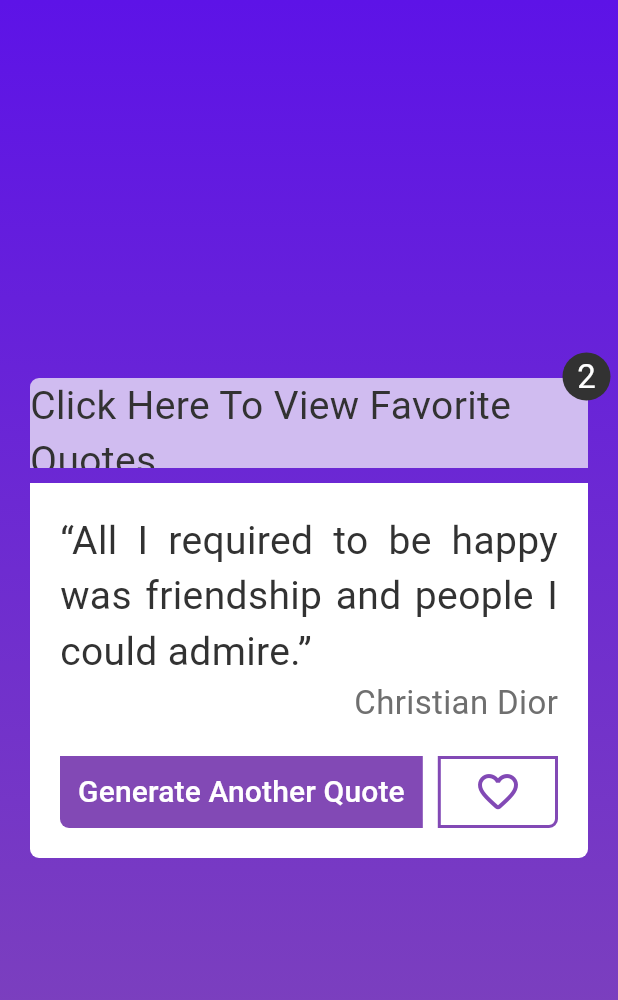
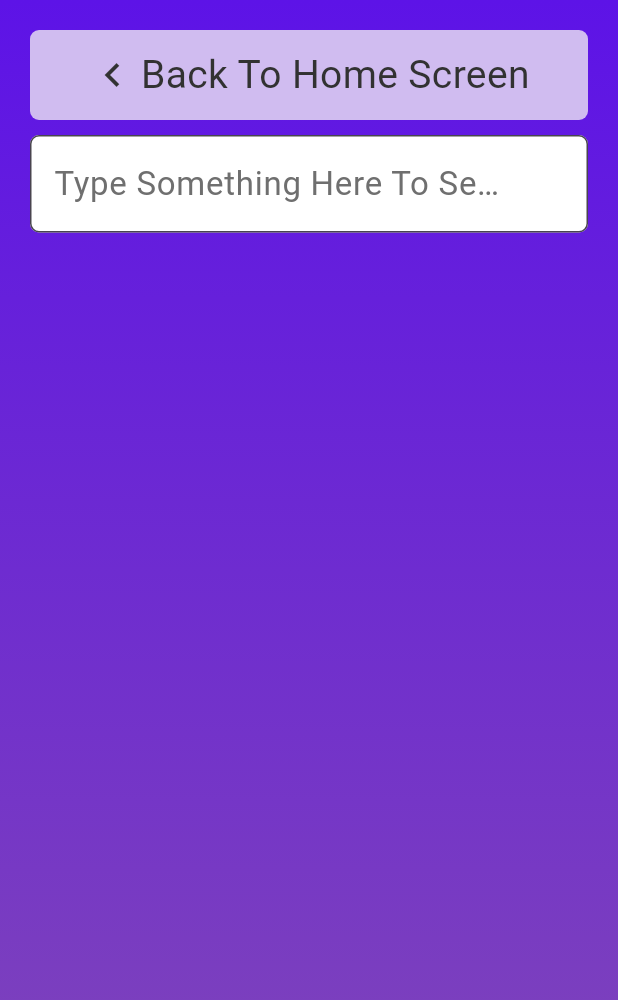
Before and after one commit to RehamIssa/quotes_generator_app, a Flutter app: the screen it shows after launch, after a tap on "Click Here To View Favorite Quotes", on a phone screen of 412 x 824 dp. Shown: the top 1000 px of the screen. Run offline on Flutter 3.47's test engine with Material 3 defaults, Android fonts, the phone set to English and light mode, and no system bars; our stand-ins replace font_awesome_flutter, gap, google_fonts.

Commit message:
searching bar in the favorite view done

```diff
--- /dev/null
+++ b/lib/features/home/presentation/views/favorite_view.dart
@@ -0,0 +1,14 @@
+import 'package:flutter/material.dart';
+import 'package:quotes_generator_app/features/home/presentation/views/widgets/custom_background.dart';
+import 'package:quotes_generator_app/features/home/presentation/views/widgets/favorite_view_body.dart';
+
+class FavoriteView extends StatelessWidget {
+  const FavoriteView({super.key});
+
+  @override
+  Widget build(BuildContext context) {
+    return Scaffold(
+      body: SafeArea(child: CustomBackground(bodyWidget: FavoriteViewBody())),
+    );
+  }
+}
--- /dev/null
+++ b/lib/features/home/presentation/views/widgets/back_to_home_view_button.dart
@@ -0,0 +1,43 @@
+import 'package:flutter/material.dart';
+import 'package:gap/gap.dart';
+import 'package:quotes_generator_app/core/utils/color_styles.dart';
+import 'package:quotes_generator_app/core/utils/font_styles.dart';
+
+
+class BackToHomeViewButton extends StatelessWidget {
+  const BackToHomeViewButton({
+    super.key,
+  });
+
+  @override
+  Widget build(BuildContext context) {
+    return GestureDetector(
+      onTap: () {},
+      child: Container(
+        height: 60,
+        width: double.infinity,
+        decoration: BoxDecoration(
+          color: ColorStyles.secondaryColor,
+          borderRadius: BorderRadius.circular(6),
+        ),
+        child: Center(
+          child: Row(
+            mainAxisAlignment: MainAxisAlignment.center,
+            children: [
+              Icon(
+                Icons.chevron_left_outlined,
+                color: ColorStyles.primaryFontColor,
+                size: 32,
+              ),
+             const Gap(3),
+              const Text(
+                'Back To Home Screen',
+                style: FontStyles.fontStyle26,
+              ),
+            ],
+          ),
+        ),
+      ),
+    );
+  }
+}
--- /dev/null
+++ b/lib/features/home/presentation/views/widgets/custom_text_field.dart
@@ -0,0 +1,69 @@
+import 'package:flutter/material.dart';
+import 'package:font_awesome_flutter/font_awesome_flutter.dart';
+import 'package:quotes_generator_app/core/utils/color_styles.dart';
+import 'package:quotes_generator_app/core/utils/font_styles.dart';
+
+class CustomTextField extends StatefulWidget {
+  const CustomTextField({super.key});
+
+  @override
+  State<CustomTextField> createState() => _CustomTextFieldState();
+}
+
+class _CustomTextFieldState extends State<CustomTextField> {
+  final TextEditingController textController = TextEditingController();
+  bool showClearIcon = false;
+  @override
+  void initState() {
+    super.initState();
+    textController.addListener(updateClearIconVisibility);
+  }
+
+  @override
+  void dispose() {
+    textController.dispose();
+    super.dispose();
+  }
+
+  void updateClearIconVisibility() {
+    final bool hasText = textController.text.isNotEmpty;
+    // Only update state if the visibility actually changes to avoid unnecessary rebuilds
+    if (showClearIcon != hasText) {
+      setState(() {
+        showClearIcon = hasText;
+      });
+    }
+  }
+
+  @override
+  Widget build(BuildContext context) {
+    return TextFormField(
+      style: FontStyles.fontStyle22.copyWith(
+        color: ColorStyles.primaryFontColor,
+      ),
+      controller: textController,
+      decoration: InputDecoration(
+        hintText: 'Type Something Here To Search..',
+        hintStyle: FontStyles.fontStyle22,
+        filled: true,
+        fillColor: Colors.white,
+        border: OutlineInputBorder(borderRadius: BorderRadius.circular(6)),
+        suffixIcon: Padding(
+          padding: const EdgeInsets.all(8.0),
+          child: showClearIcon
+              ? IconButton(
+                  onPressed: () {
+                    textController.clear();
+                  },
+                  icon: FaIcon(
+                    FontAwesomeIcons.circleXmark,
+                    color: ColorStyles.secondaryFontColor,
+                    size: 24,
+                  ),
+                )
+              : null,
+        ),
+      ),
+    );
+  }
+}
--- a/lib/features/home/presentation/views/widgets/favorite_quotes_button.dart
+++ b/lib/features/home/presentation/views/widgets/favorite_quotes_button.dart
@@ -1,6 +1,7 @@
 import 'package:flutter/material.dart';
 import 'package:quotes_generator_app/core/utils/color_styles.dart';
 import 'package:quotes_generator_app/core/utils/font_styles.dart';
+import 'package:quotes_generator_app/features/home/presentation/views/favorite_view.dart';
 
 class ViewFavoriteQuotesButton extends StatelessWidget {
   const ViewFavoriteQuotesButton({super.key});
@@ -8,7 +9,11 @@
   @override
   Widget build(BuildContext context) {
     return GestureDetector(
-      onTap: () {},
+      onTap: () {
+        Navigator.of(context).push(
+          MaterialPageRoute<void>(builder: (context) => const FavoriteView()),
+        );
+      },
       child: Column(
         children: [
           Padding(
--- /dev/null
+++ b/lib/features/home/presentation/views/widgets/favorite_view_body.dart
@@ -0,0 +1,24 @@
+import 'package:flutter/material.dart';
+import 'package:gap/gap.dart';
+import 'package:quotes_generator_app/features/home/presentation/views/widgets/back_to_home_view_button.dart';
+import 'package:quotes_generator_app/features/home/presentation/views/widgets/custom_text_field.dart';
+
+class FavoriteViewBody extends StatelessWidget {
+  const FavoriteViewBody({super.key});
+
+  @override
+  Widget build(BuildContext context) {
+    return Padding(
+      padding: const EdgeInsets.all(20.0),
+      child: Column(
+        mainAxisAlignment: MainAxisAlignment.start,
+        children: [
+          const BackToHomeViewButton(),
+          const Gap(10),
+          CustomTextField(),
+          const Gap(10),
+        ],
+      ),
+    );
+  }
+}
--- a/pubspec.yaml
+++ b/pubspec.yaml
@@ -36,6 +36,7 @@
   cupertino_icons: ^1.0.8
   google_fonts: ^8.0.0
   gap: ^3.0.1
+  font_awesome_flutter: ^10.12.0
 
 dev_dependencies:
   flutter_test:
```
Also changed, not shown: pubspec.lock.
